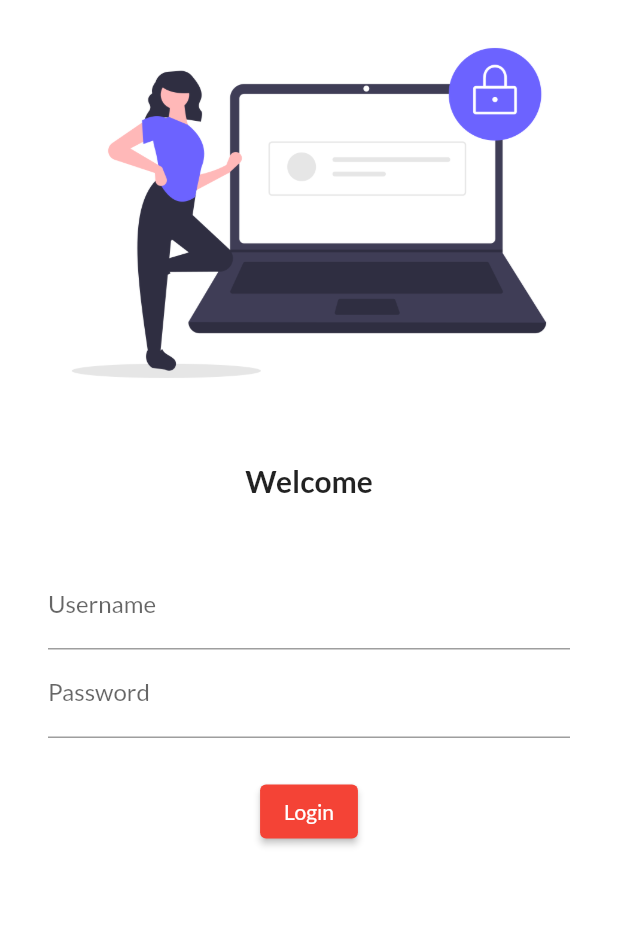
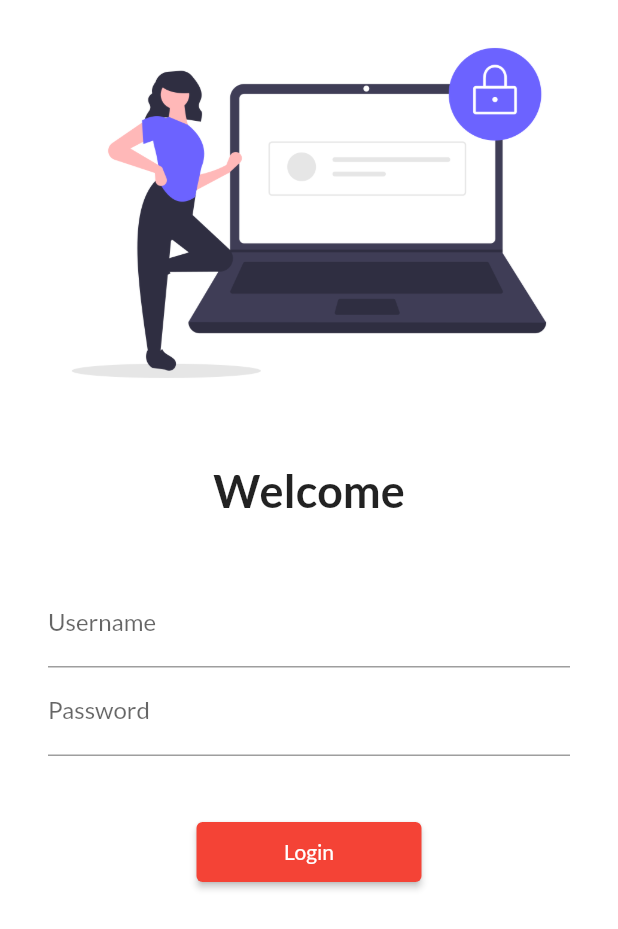
Before and after one commit to hassa920/MyFirstApp, a Flutter app: the LoginPage screen opened by its route, on a phone screen of 412 x 824 dp. Shown: the top 929 px of the screen. Run offline on Flutter 3.47's test engine with Material 2 defaults, Android fonts, the phone set to English and light mode, and no system bars; our stand-ins replace google_fonts.

Commit message:
"Day  5 completed"

```diff
--- a/lib/main.dart
+++ b/lib/main.dart
@@ -2,6 +2,7 @@ import 'dart:core';
 
 import 'package:firstapp/pages/homepage.dart';
 import 'package:firstapp/pages/login_page.dart';
+import 'package:firstapp/utils/routes.dart';
 import 'package:flutter/material.dart';
 import 'package:google_fonts/google_fonts.dart';
 
@@ -29,8 +30,8 @@ class MyApp extends StatelessWidget {
       initialRoute: "/home",
       routes: {
         "/": (context) => LoginPage(),
-        "/home": (context) => HomePage(),
-        "/login": (context) => LoginPage(),
+        MyRoute.homePage: (context) => HomePage(),
+        MyRoute.login: (context) => LoginPage(),
 
       },
       debugShowCheckedModeBanner: false,
--- a/lib/pages/login_page.dart
+++ b/lib/pages/login_page.dart
@@ -1,3 +1,4 @@
+import 'package:firstapp/utils/routes.dart';
 import 'package:flutter/cupertino.dart';
 import 'package:flutter/material.dart';
 class LoginPage extends StatelessWidget {
@@ -5,14 +6,12 @@ class LoginPage extends StatelessWidget {
 
   @override
   Widget build(BuildContext context) {
-    return Material(color: Colors.white, child:Column(children: [
-    Image.asset("sources/images/login_image.png",fit: BoxFit.cover,),
+    return Material(color: Colors.white,  child: SingleChildScrollView(  child:Column(children: [
+    Image.asset("sources/images/login_image.png",fit: BoxFit.cover, /*height: 800,*/),
 
       SizedBox(height: 25,),
-      Text("Welcome" , style: TextStyle (fontWeight: FontWeight.bold, fontSize: 20,
-      )
-
-      ),
+      Text("Welcome" , style: TextStyle (fontWeight: FontWeight.bold, fontSize: 30,
+      )),
       SizedBox(height: 25,),
 
 
@@ -26,18 +25,18 @@ class LoginPage extends StatelessWidget {
           TextFormField( obscureText: true,decoration: InputDecoration(hintText: "Enter Password", labelText: "Password"
           )
           ),
-          SizedBox(height: 25,),
+          SizedBox(height: 40,),
           ElevatedButton( onPressed: ()
             {
-              print("Login Button Clicked");
-            }, child: Text("Login"), style: TextButton.styleFrom(),)
+             Navigator.pushNamed(context, MyRoute.homePage);
+            }, child: Text("Login"), style: TextButton.styleFrom(minimumSize: Size(150, 40)),)
 
         ],),
       )
     ]),
 
 
-
+),
     );
   }
 }
--- /dev/null
+++ b/lib/utils/routes.dart
@@ -0,0 +1,4 @@
+class MyRoute{
+  static String login="/login";
+  static String homePage="/home";
+}
```
Also changed, not shown: pubspec.lock.
